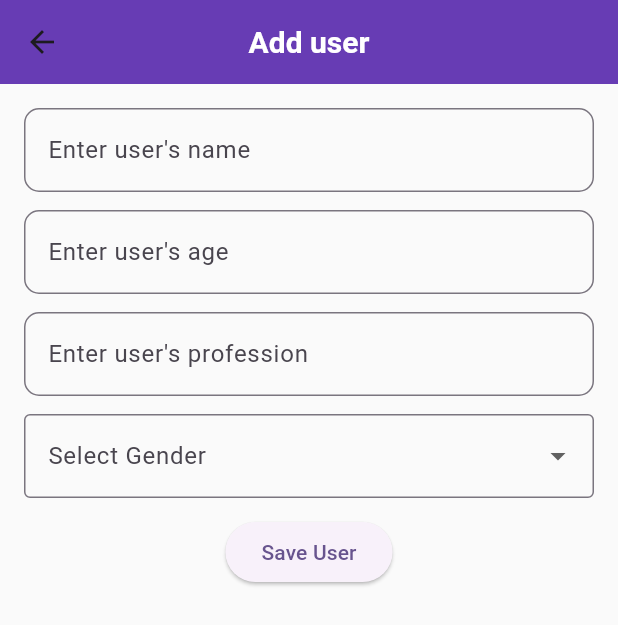
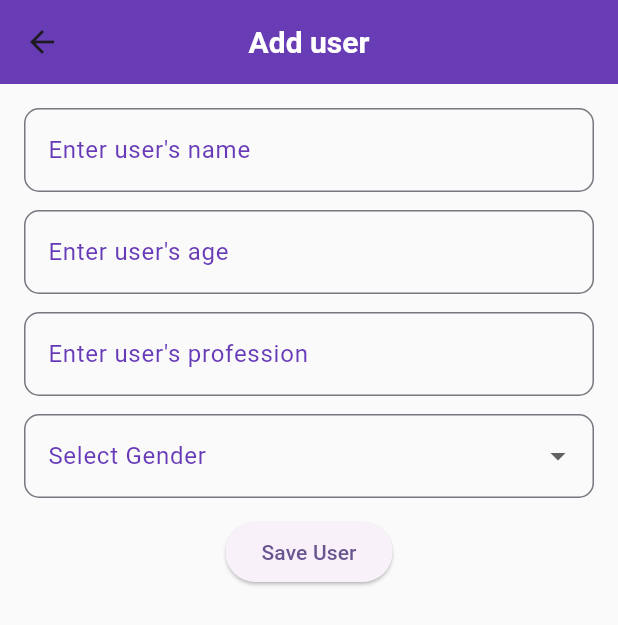
Before and after one commit to cgutierrez234/user_managerv2-application, a Flutter app: the screen it shows after launch, after a tap on "Add User", on a phone screen of 412 x 824 dp. Shown: the top 625 px of the screen. Run offline on Flutter 3.47's test engine with Material 3 defaults, Android fonts, the phone set to English and light mode, and no system bars; our stand-ins replace sqflite; accounts and stored records are empty.

Commit message:
Feature/styling updates
* Updated user fields in add_user_screen. Also fixed input boxes as well

* Fixed edit user screen to reflect new user attributes as well as to populate stored data to reference for changing. Screen now mirrors add user.

* Added additional input fields in the edit user screen for the attribute expansion. Also did a bit of styling in the edit user screen

* Worked on styling throughout the application. Looking good.

```diff
--- a/lib/main.dart
+++ b/lib/main.dart
@@ -6,8 +6,7 @@ import 'screens/home_screen.dart';
 import 'screens/profile_screen.dart';
 
 void main() {
-  runApp( const MyApp());
-
+  runApp(const MyApp());
 }
 
 class MyApp extends StatelessWidget {
@@ -33,6 +32,34 @@ void main() {
             color: Colors.white,
           ),
         ),
+
+        inputDecorationTheme: InputDecorationTheme(
+          border: OutlineInputBorder(
+            borderRadius: BorderRadius.circular(10),
+            borderSide: const BorderSide(color: Colors.deepPurple, width: 2),
+          ),
+          focusedBorder: OutlineInputBorder(
+            borderRadius: BorderRadius.circular(10),
+            borderSide: const BorderSide(
+              color: Colors.deepPurpleAccent,
+              width: 2,
+            ),
+          ),
+          labelStyle: const TextStyle(color: Colors.deepPurple),
+        ),
+
+        tooltipTheme: TooltipThemeData(
+          decoration: BoxDecoration(
+            color: Colors.deepPurple,
+            borderRadius: BorderRadius.circular(8),
+          ),
+          textStyle: const TextStyle(
+            color: Colors.white,
+            fontWeight: FontWeight.w500,
+          ),
+          waitDuration: const Duration(milliseconds: 400),
+          showDuration: const Duration(seconds: 1),
+        ),
       ),
 
       initialRoute: '/home',
@@ -41,7 +68,7 @@ void main() {
         '/edit': (context) => const EditUserScreen(),
         '/home': (context) => const HomeScreen(),
         '/profile': (context) => const ProfileScreen(),
-        }
+      },
     );
   }
 }
--- a/lib/screens/add_user_screen.dart
+++ b/lib/screens/add_user_screen.dart
@@ -1,6 +1,7 @@
 import 'package:flutter/material.dart';
 import '../models/user.dart';
 import 'package:uuid/uuid.dart';
+import 'package:flutter/services.dart';
 
 class AddUserScreen extends StatefulWidget {
   const AddUserScreen({super.key});
@@ -78,40 +79,31 @@ class _AddUserScreenState extends State<AddUserScreen> {
           children: [
             TextField(
               controller: _controller,
-              decoration: InputDecoration(
-                labelText: "Enter user's name",
-                border: OutlineInputBorder(
-                  borderRadius: BorderRadius.circular(10),
-                ),
-              ),
+              decoration: const InputDecoration(labelText: "Enter user's name"),
             ),
             const SizedBox(height: 12.0),
             TextField(
               controller: _ageController,
-              decoration: InputDecoration(
-                labelText: "Enter user's age",
-                border: OutlineInputBorder(
-                  borderRadius: BorderRadius.circular(10),
-                ),
+              keyboardType: const TextInputType.numberWithOptions(
+                decimal: false,
               ),
+              decoration: const InputDecoration(labelText: "Enter user's age"),
+              autocorrect: false,
+              enableSuggestions: false,
+              textCapitalization: TextCapitalization.none,
+              inputFormatters: [FilteringTextInputFormatter.digitsOnly],
             ),
             const SizedBox(height: 12),
             TextField(
               controller: _professionController,
-              decoration: InputDecoration(
+              decoration: const InputDecoration(
                 labelText: "Enter user's profession",
-                border: OutlineInputBorder(
-                  borderRadius: BorderRadius.circular(10),
-                ),
               ),
             ),
             const SizedBox(height: 12),
             DropdownButtonFormField<String>(
               initialValue: _selectedGender,
-              decoration: const InputDecoration(
-                labelText: 'Select Gender',
-                border: OutlineInputBorder(),
-              ),
+              decoration: const InputDecoration(labelText: 'Select Gender'),
               items: const [
                 DropdownMenuItem(value: 'Male', child: Text('Male')),
                 DropdownMenuItem(value: 'Female', child: Text('Female')),
```
Also changed, not shown: lib/screens/edit_user_screen.dart (+15 -16 lines), lib/screens/home_screen.dart (+30 -5 lines), lib/screens/profile_screen.dart (+17 -10 lines). Lines whose indentation alone changed are shown as unchanged.
